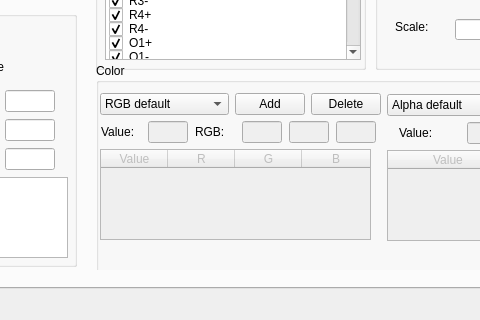
Before: the Qt Designer form SimpleView.ui in billcxx/MUPRO-visualization, drawn with Qt 5; both pictures show x 515 to 995 and y 424 to 744 of the 1222 by 744 pixel window.
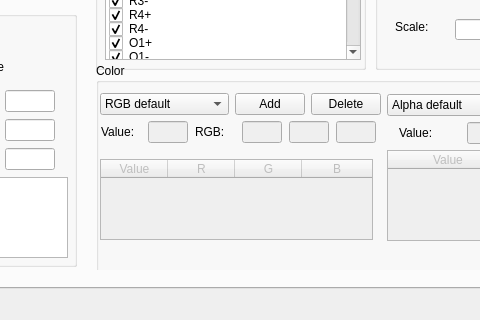
After: the same form once the commit is applied. Icons and pictures are not drawn. Custom widgets are drawn as their Qt base class.

Commit message: Primitive functionality of isosurface for scalar

```diff
--- a/SimpleView.ui
+++ b/SimpleView.ui
@@ -880,7 +880,7 @@
            <item>
             <widget class="QStackedWidget" name="RGB_Stack">
              <property name="currentIndex">
-              <number>1</number>
+              <number>2</number>
              </property>
              <widget class="QWidget" name="page">
               <widget class="QTableWidget" name="RGBScalar_Table">
@@ -982,6 +982,56 @@
                </column>
               </widget>
              </widget>
+             <widget class="QWidget" name="page_5">
+              <widget class="QTableWidget" name="RGBIso_Table">
+               <property name="enabled">
+                <bool>false</bool>
+               </property>
+               <property name="geometry">
+                <rect>
+                 <x>0</x>
+                 <y>10</y>
+                 <width>273</width>
+                 <height>81</height>
+                </rect>
+               </property>
+               <property name="maximumSize">
+                <size>
+                 <width>300</width>
+                 <height>16777215</height>
+                </size>
+               </property>
+               <attribute name="horizontalHeaderDefaultSectionSize">
+                <number>67</number>
+               </attribute>
+               <attribute name="horizontalHeaderStretchLastSection">
+                <bool>true</bool>
+               </attribute>
+               <attribute name="verticalHeaderDefaultSectionSize">
+                <number>25</number>
+               </attribute>
+               <column>
+                <property name="text">
+                 <string>Value</string>
+                </property>
+               </column>
+               <column>
+                <property name="text">
+                 <string>R</string>
+                </property>
+               </column>
+               <column>
+                <property name="text">
+                 <string>G</string>
+                </property>
+               </column>
+               <column>
+                <property name="text">
+                 <string>B</string>
+                </property>
+               </column>
+              </widget>
+             </widget>
             </widget>
            </item>
           </layout>
```
Left out of the diff: 11 changed lines with no effect on the pictures. The commit also changes 2 other files.
